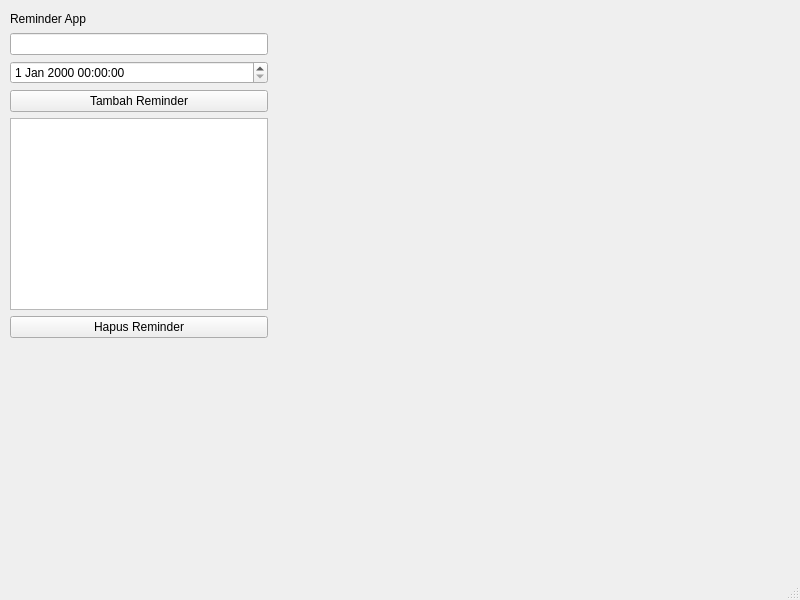
JhonPiterSitumorang-251401052/DeadlineSaver, file mainwindow.ui: the form before one commit.
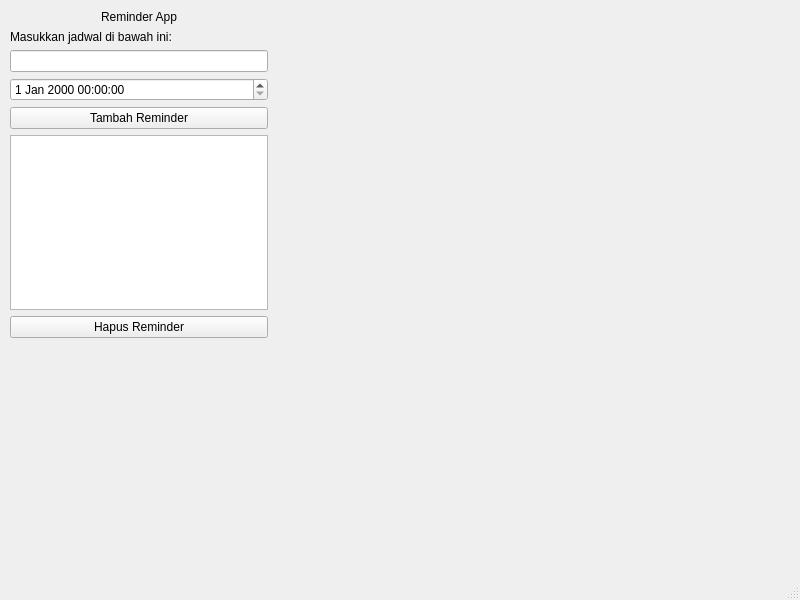
The form after the commit.

Commit message: Tengahin judul dan menambahkan label kolom inputan jadwal

What changed in the file:
```diff
--- a/mainwindow.ui
+++ b/mainwindow.ui
@@ -29,6 +29,16 @@
        <property name="text">
         <string>Reminder App</string>
        </property>
+       <property name="alignment">
+        <set>Qt::AlignmentFlag::AlignHCenter</set>
+       </property>
+      </widget>
+     </item>
+     <item>
+      <widget class="QLabel" name="labelPetunjuk">
+       <property name="text">
+        <string>Masukkan jadwal di bawah ini:</string>
+       </property>
       </widget>
      </item>
      <item>
```
The commit also changes 3 other files.
